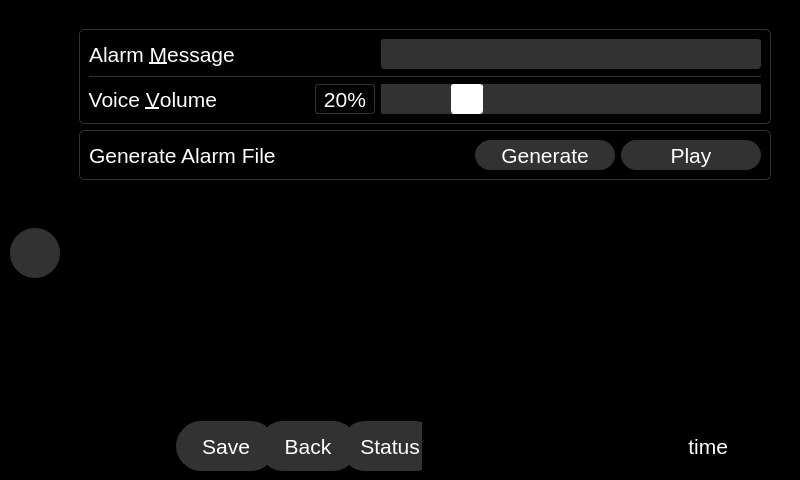
zyl120/Naloxone_Safety_Kit, file qt_design/main_window.ui: the form before one commit.
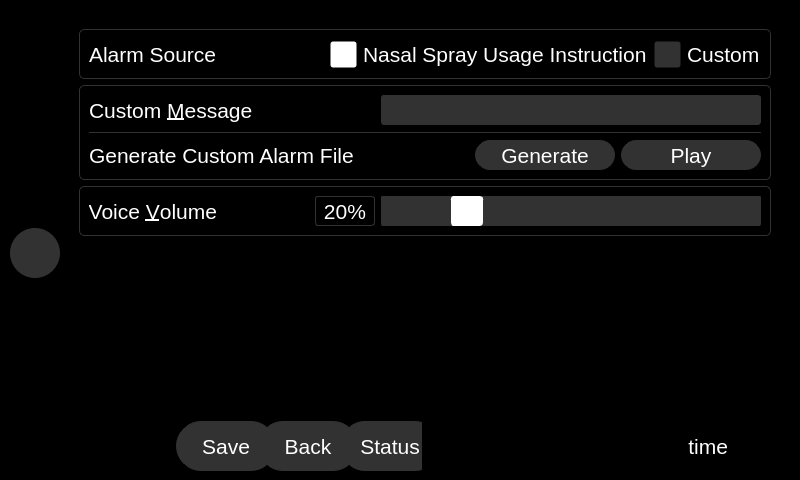
The form after the commit. The open tabs and pages were chosen to show the change. Icons and pictures are not drawn.

Commit message: add option to choose naloxone usage as alarm

Patch:
```diff
--- a/qt_design/main_window.ui
+++ b/qt_design/main_window.ui
@@ -2166,9 +2166,9 @@
                </property>
                <layout class="QVBoxLayout" name="verticalLayout_14">
                 <item>
-                 <widget class="QFrame" name="frame_16">
+                 <widget class="QFrame" name="frame_10">
                   <property name="styleSheet">
-                   <string notr="true">QWidget#frame_16{border-radius: 5px;border-color:rgb(50,50,50);border-width: 1px;border-style: solid;}</string>
+                   <string notr="true">QWidget#frame_10{border-radius: 5px;border-color:rgb(50,50,50);border-width: 1px;border-style: solid;}</string>
                   </property>
                   <property name="frameShape">
                    <enum>QFrame::StyledPanel</enum>
@@ -2176,7 +2176,124 @@
                   <property name="frameShadow">
                    <enum>QFrame::Raised</enum>
                   </property>
-                  <layout class="QVBoxLayout" name="verticalLayout_6">
+                  <layout class="QHBoxLayout" name="horizontalLayout_23">
+                   <item>
+                    <layout class="QHBoxLayout" name="horizontalLayout_26">
+                     <item>
+                      <widget class="QLabel" name="alarm_source_label">
+                       <property name="font">
+                        <font>
+                         <pointsize>16</pointsize>
+                        </font>
+                       </property>
+                       <property name="styleSheet">
+                        <string notr="true">color:white</string>
+                       </property>
+                       <property name="text">
+                        <string>Alarm Source</string>
+                       </property>
+                      </widget>
+                     </item>
+                     <item>
+                      <spacer name="horizontalSpacer_18">
+                       <property name="orientation">
+                        <enum>Qt::Horizontal</enum>
+                       </property>
+                       <property name="sizeHint" stdset="0">
+                        <size>
+                         <width>40</width>
+                         <height>20</height>
+                        </size>
+                       </property>
+                      </spacer>
+                     </item>
+                     <item>
+                      <widget class="QRadioButton" name="instr_radio_button">
+                       <property name="minimumSize">
+                        <size>
+                         <width>0</width>
+                         <height>30</height>
+                        </size>
+                       </property>
+                       <property name="font">
+                        <font>
+                         <pointsize>16</pointsize>
+                        </font>
+                       </property>
+                       <property name="styleSheet">
+                        <string notr="true">QRadioButton {
+        color:white;
+}
+QRadioButton:indicator{
+border-width: 1px; border-radius:3px;border-style: solid;height:25;width:25
+}
+QRadioButton::indicator:checked {
+        background-color: white;
+}
+QRadioButton::indicator:unchecked {
+        background-color: rgb(50,50,50);
+}</string>
+                       </property>
+                       <property name="text">
+                        <string>Nasal Spray Usage Instruction</string>
+                       </property>
+                       <property name="checked">
+                        <bool>true</bool>
+                       </property>
+                      </widget>
+                     </item>
+                     <item>
+                      <widget class="QRadioButton" name="custom_radio_button">
+                       <property name="minimumSize">
+                        <size>
+                         <width>0</width>
+                         <height>30</height>
+                        </size>
+                       </property>
+                       <property name="font">
+                        <font>
+                         <pointsize>16</pointsize>
+                        </font>
+                       </property>
+                       <property name="styleSheet">
+                        <string notr="true">QRadioButton {
+        color:white;
+}
+QRadioButton:indicator{
+border-width: 1px; border-radius:3px;border-style: solid;height:25;width:25
+}
+QRadioButton::indicator:checked {
+        background-color: white;
+}
+QRadioButton::indicator:unchecked {
+        background-color: rgb(50,50,50);
+}</string>
+                       </property>
+                       <property name="text">
+                        <string>Custom</string>
+                       </property>
+                       <property name="checked">
+                        <bool>false</bool>
+                       </property>
+                      </widget>
+                     </item>
+                    </layout>
+                   </item>
+                  </layout>
+                 </widget>
+                </item>
+                <item>
+                 <widget class="QFrame" name="frame_2">
+                  <property name="styleSheet">
+                   <string notr="true">QWidget#frame_2{border-radius: 5px;border-color:rgb(50,50,50);border-width: 1px;border-style: solid;}</string>
+                  </property>
+                  <property name="frameShape">
+                   <enum>QFrame::StyledPanel</enum>
+                  </property>
+                  <property name="frameShadow">
+                   <enum>QFrame::Raised</enum>
+                  </property>
+                  <layout class="QVBoxLayout" name="verticalLayout_13">
                    <item>
                     <layout class="QHBoxLayout" name="horizontalLayout_31">
                      <item>
@@ -2190,7 +2307,7 @@
                         <string notr="true">color:white</string>
                        </property>
                        <property name="text">
-                        <string>Alarm &amp;Message</string>
+                        <string>Custom &amp;Message</string>
                        </property>
                        <property name="buddy">
                         <cstring>alarm_message_lineedit</cstring>
@@ -2247,132 +2364,6 @@
                     </widget>
                    </item>
                    <item>
-                    <layout class="QHBoxLayout" name="horizontalLayout_47">
-                     <item>
-                      <widget class="QLabel" name="voice_volume">
-                       <property name="font">
-                        <font>
-                         <pointsize>16</pointsize>
-                        </font>
-                       </property>
-                       <property name="styleSheet">
-                        <string notr="true">color:white</string>
-                       </property>
-                       <property name="text">
-                        <string>Voice &amp;Volume</string>
-                       </property>
-                       <property name="alignment">
-                        <set>Qt::AlignRight|Qt::AlignTrailing|Qt::AlignVCenter</set>
-                       </property>
-                       <property name="buddy">
-                        <cstring>voice_volume_slider</cstring>
-                       </property>
-                      </widget>
-                     </item>
-                     <item>
-                      <spacer name="horizontalSpacer_39">
-                       <property name="orientation">
-                        <enum>Qt::Horizontal</enum>
-                       </property>
-                       <property name="sizeHint" stdset="0">
-                        <size>
-                         <width>40</width>
-                         <height>20</height>
-                        </size>
-                       </property>
-                      </spacer>
-                     </item>
-                     <item>
-                      <widget class="QLabel" name="voice_volume_label">
-                       <property name="minimumSize">
-                        <size>
-                         <width>60</width>
-                         <height>30</height>
-                        </size>
-                       </property>
-                       <property name="font">
-                        <font>
-                         <pointsize>16</pointsize>
-                        </font>
-                       </property>
-                       <property name="styleSheet">
-                        <string notr="true">color: white; border-radius:3px;border-color: rgb(50,50,50);border-width: 1px;border-style: solid;</string>
-                       </property>
-                       <property name="text">
-                        <string>20%</string>
-                       </property>
-                       <property name="alignment">
-                        <set>Qt::AlignCenter</set>
-                       </property>
-                      </widget>
-                     </item>
-                     <item>
-                      <widget class="QSlider" name="voice_volume_slider">
-                       <property name="minimumSize">
-                        <size>
-                         <width>380</width>
-                         <height>30</height>
-                        </size>
-                       </property>
-                       <property name="maximumSize">
-                        <size>
-                         <width>16777215</width>
-                         <height>30</height>
-                        </size>
-                       </property>
-                       <property name="font">
-                        <font>
-                         <pointsize>16</pointsize>
-                        </font>
-                       </property>
-                       <property name="styleSheet">
-                        <string notr="true">QSlider::groove:horizontal {
-    border: 1px solid rgb(50,50,50);
-    border-radius: 3px;
-    height: 30px; /* the groove expands to the size of the slider by default. by giving it a height, it has a fixed size */
-    background: rgb(50,50,50);
-    margin: 2px 0;
-}
-
-QSlider::handle:horizontal {
-    background-color:white;
-    border: 1px solid white;
-    width: 30px;
-    border-radius: 3px;
-}</string>
-                       </property>
-                       <property name="maximum">
-                        <number>100</number>
-                       </property>
-                       <property name="value">
-                        <number>20</number>
-                       </property>
-                       <property name="sliderPosition">
-                        <number>20</number>
-                       </property>
-                       <property name="orientation">
-                        <enum>Qt::Horizontal</enum>
-                       </property>
-                      </widget>
-                     </item>
-                    </layout>
-                   </item>
-                  </layout>
-                 </widget>
-                </item>
-                <item>
-                 <widget class="QFrame" name="frame_2">
-                  <property name="styleSheet">
-                   <string notr="true">QWidget#frame_2{border-radius: 5px;border-color:rgb(50,50,50);border-width: 1px;border-style: solid;}</string>
-                  </property>
-                  <property name="frameShape">
-                   <enum>QFrame::StyledPanel</enum>
-                  </property>
-                  <property name="frameShadow">
-                   <enum>QFrame::Raised</enum>
-                  </property>
-                  <layout class="QVBoxLayout" name="verticalLayout_13">
-                   <item>
                     <layout class="QHBoxLayout" name="horizontalLayout_13">
                      <item>
                       <widget class="QLabel" name="label_3">
@@ -2385,7 +2376,7 @@
                         <string notr="true">color:white</string>
                        </property>
                        <property name="text">
-                        <string>Generate Alarm File</string>
+                        <string>Generate Custom Alarm File</string>
                        </property>
                       </widget>
                      </item>
@@ -2476,6 +2467,132 @@
                   </layout>
                  </widget>
                 </item>
+                <item>
+                 <widget class="QFrame" name="frame_16">
+                  <property name="styleSheet">
+                   <string notr="true">QWidget#frame_16{border-radius: 5px;border-color:rgb(50,50,50);border-width: 1px;border-style: solid;}</string>
+                  </property>
+                  <property name="frameShape">
+                   <enum>QFrame::StyledPanel</enum>
+                  </property>
+                  <property name="frameShadow">
+                   <enum>QFrame::Raised</enum>
+                  </property>
+                  <layout class="QVBoxLayout" name="verticalLayout_6">
+                   <item>
+                    <layout class="QHBoxLayout" name="horizontalLayout_47">
+                     <item>
+                      <widget class="QLabel" name="voice_volume">
+                       <property name="font">
+                        <font>
+                         <pointsize>16</pointsize>
+                        </font>
+                       </property>
+                       <property name="styleSheet">
+                        <string notr="true">color:white</string>
+                       </property>
+                       <property name="text">
+                        <string>Voice &amp;Volume</string>
+                       </property>
+                       <property name="alignment">
+                        <set>Qt::AlignRight|Qt::AlignTrailing|Qt::AlignVCenter</set>
+                       </property>
+                       <property name="buddy">
+                        <cstring>voice_volume_slider</cstring>
+                       </property>
+                      </widget>
+                     </item>
+                     <item>
+                      <spacer name="horizontalSpacer_39">
+                       <property name="orientation">
+                        <enum>Qt::Horizontal</enum>
+                       </property>
+                       <property name="sizeHint" stdset="0">
+                        <size>
+                         <width>40</width>
+                         <height>20</height>
+                        </size>
+                       </property>
+                      </spacer>
+                     </item>
+                     <item>
+                      <widget class="QLabel" name="voice_volume_label">
+                       <property name="minimumSize">
+                        <size>
+                         <width>60</width>
+                         <height>30</height>
+                        </size>
+                       </property>
+                       <property name="font">
+                        <font>
+                         <pointsize>16</pointsize>
+                        </font>
+                       </property>
+                       <property name="styleSheet">
+                        <string notr="true">color: white; border-radius:3px;border-color: rgb(50,50,50);border-width: 1px;border-style: solid;</string>
+                       </property>
+                       <property name="text">
+                        <string>20%</string>
+                       </property>
+                       <property name="alignment">
+                        <set>Qt::AlignCenter</set>
+                       </property>
+                      </widget>
+                     </item>
+                     <item>
+                      <widget class="QSlider" name="voice_volume_slider">
+                       <property name="minimumSize">
+                        <size>
+                         <width>380</width>
+                         <height>30</height>
+                        </size>
+                       </property>
+                       <property name="maximumSize">
+                        <size>
+                         <width>16777215</width>
+                         <height>30</height>
+                        </size>
+                       </property>
+                       <property name="font">
+                        <font>
+                         <pointsize>16</pointsize>
+                        </font>
+                       </property>
+                       <property name="styleSheet">
+                        <string notr="true">QSlider::groove:horizontal {
+    border: 1px solid rgb(50,50,50);
+    border-radius: 3px;
+    height: 30px; /* the groove expands to the size of the slider by default. by giving it a height, it has a fixed size */
+    background: rgb(50,50,50);
+    margin: 2px 0;
+}
+
+QSlider::handle:horizontal {
+    background-color:white;
+    border: 1px solid white;
+    width: 30px;
+    border-radius: 3px;
+}</string>
+                       </property>
+                       <property name="maximum">
+                        <number>100</number>
+                       </property>
+                       <property name="value">
+                        <number>20</number>
+                       </property>
+                       <property name="sliderPosition">
+                        <number>20</number>
+                       </property>
+                       <property name="orientation">
+                        <enum>Qt::Horizontal</enum>
+                       </property>
+                      </widget>
+                     </item>
+                    </layout>
+                   </item>
+                  </layout>
+                 </widget>
+                </item>
                 <item>
                  <spacer name="verticalSpacer_2">
                   <property name="orientation">
```
Left out of the diff: 2 changed lines with no effect on the pictures. The commit also changes 2 other files.
